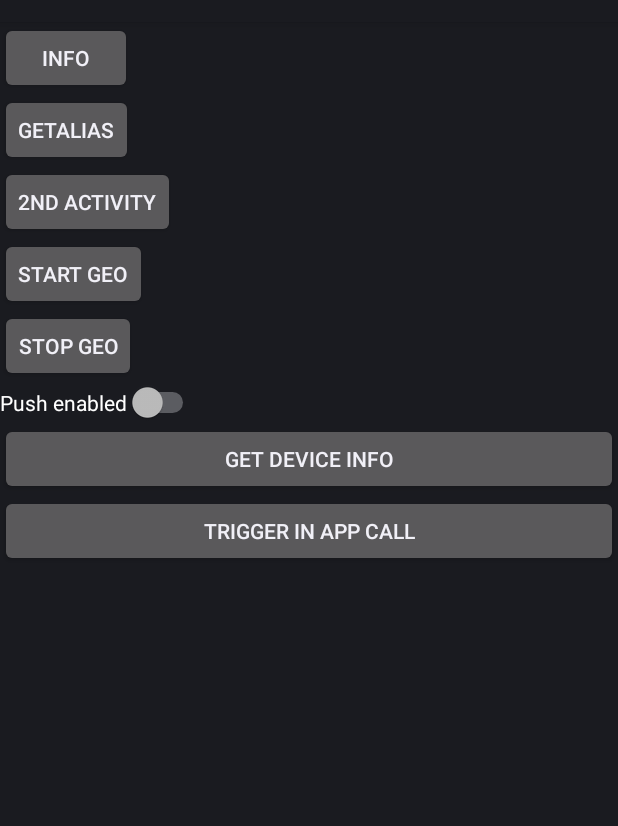
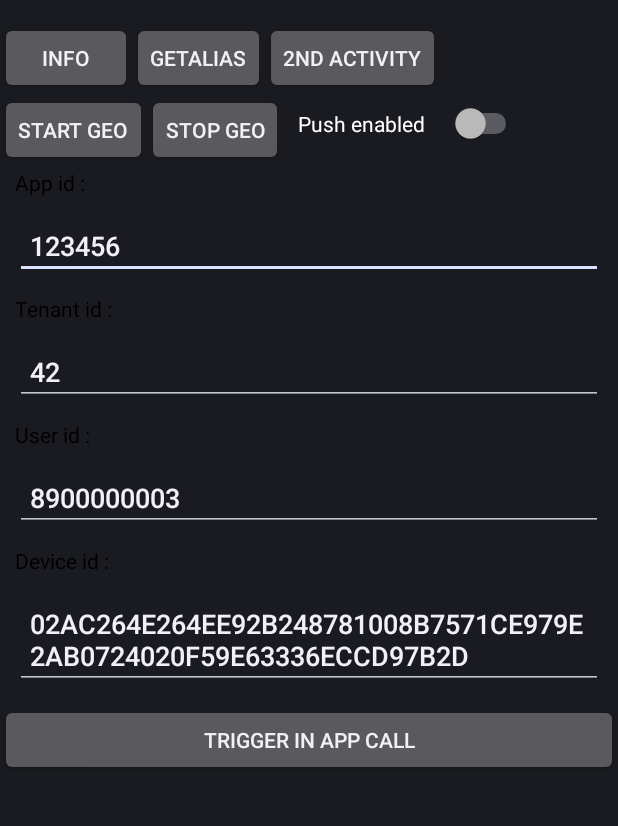
Before and after one commit to mapp-digital/mapp-engage-android-sample, an Android app: the screen it shows after launch (MainActivity), on a phone screen of 412 x 824 dp, the part 62-888 px from its top. Run offline under Robolectric (Android 15) with nearby library versions, the phone set to English and light mode, and no system bars; libraries missing offline, so code that uses them is left out: com.appoxee, com.appoxee.push; 15 statements that could not run were skipped.

Commit message:
Code committed after giving a demo app for editable fields for tenantId, appId, deviceId and userId.
Dated: 9th March '18

```diff
--- a/src/main/java/com/appoxee/testapp/MainActivity.java
+++ b/src/main/java/com/appoxee/testapp/MainActivity.java
@@ -12,7 +12,9 @@ import android.support.v4.content.ContextCompat;
 import android.util.Log;
 import android.view.View;
 import android.widget.CompoundButton;
+import android.widget.EditText;
 import android.widget.Switch;
+import android.widget.TextView;
 
 import com.appoxee.Appoxee;
 import com.appoxee.DeviceInfo;
@@ -25,11 +27,19 @@ public class MainActivity extends Activity implements Appoxee.OnInitCompletedLis
 
     private Switch pushEnabledSwitch;
     private static final int MY_PERMISSIONS_ACCESS_FINE_LOCATION = 1 << 3;
+    private EditText mTenantIdTV, mAppIdTV, mUserIdTV, mDeviceIdTV;
+
     @Override
     protected void onCreate(Bundle savedInstanceState) {
         super.onCreate(savedInstanceState);
         setContentView(R.layout.main);
+        mTenantIdTV = (EditText) findViewById(R.id.tenantId);
+        mAppIdTV = (EditText) findViewById(R.id.appId);
+        mUserIdTV = (EditText) findViewById(R.id.userId);
+        mDeviceIdTV = (EditText) findViewById(R.id.deviceid);
+        setDefaultText();
         Appoxee.instance().addInitListener(this);
+
         findViewById(R.id.device_info).setOnClickListener(new View.OnClickListener() {
             @Override
             public void onClick(View v) {
@@ -100,9 +110,15 @@ public class MainActivity extends Activity implements Appoxee.OnInitCompletedLis
         findViewById(R.id.dmcCallInApp).setOnClickListener(new View.OnClickListener() {
             @Override
             public void onClick(View v) {
-                Appoxee.instance().triggerDMCCallInApp("app_open");
+                Appoxee.instance().triggerDMCCallInApp(MainActivity.this,
+                        mTenantIdTV.getText().toString().trim(),
+                        mUserIdTV.getText().toString().trim(),
+                        mDeviceIdTV.getText().toString().trim(),
+                        mAppIdTV.getText().toString().trim(),"app_open");
             }
         });
+
+
     }
 
 
@@ -113,6 +129,9 @@ public class MainActivity extends Activity implements Appoxee.OnInitCompletedLis
             @Override
             public void run() {
                 pushEnabledSwitch.setChecked(Appoxee.instance().isPushEnabled());
+                //Test Call only for the Testing
+                Appoxee.instance().getDeviceInfoDMC();
+
             }
         });
     }
@@ -157,4 +176,11 @@ public class MainActivity extends Activity implements Appoxee.OnInitCompletedLis
     private void stopGeoFencing(){
         Appoxee.instance().stopGeoFencing();
     }
+
+    private void setDefaultText() {
+        mTenantIdTV.setText("42");
+        mDeviceIdTV.setText("02AC264E264EE92B248781008B7571CE979E2AB0724020F59E63336ECCD97B2D");
+        mUserIdTV.setText("8900000003");
+        mAppIdTV.setText("123456");
+    }
 }
--- a/src/main/res/layout/main.xml
+++ b/src/main/res/layout/main.xml
@@ -1,49 +1,152 @@
 <?xml version="1.0" encoding="utf-8"?>
-<LinearLayout xmlns:android="http://schemas.android.com/apk/res/android"
-    android:orientation="vertical"
+<ScrollView xmlns:android="http://schemas.android.com/apk/res/android"
     android:layout_width="match_parent"
-    android:layout_height="match_parent">
-    <Button android:id="@+id/device_info"
-        android:text="info"
+    android:layout_height="match_parent"
+    android:orientation="vertical">
+
+    <RelativeLayout
+        android:layout_width="match_parent"
+        android:layout_height="wrap_content">
+
+        <Button
+            android:id="@+id/device_info"
             android:layout_width="wrap_content"
-        android:layout_height="wrap_content"/>
-    <Button android:id="@+id/get_alias"
-        android:text="getAlias"
+            android:layout_height="wrap_content"
+            android:text="info" />
+
+        <Button
+            android:id="@+id/get_alias"
             android:layout_width="wrap_content"
-        android:layout_height="wrap_content"/>
+            android:layout_height="wrap_content"
+            android:layout_toRightOf="@+id/device_info"
+            android:text="getAlias" />
+
         <Button
             android:id="@+id/second_activity"
-        android:text="2nd activity"
             android:layout_width="wrap_content"
-        android:layout_height="wrap_content" />
+            android:layout_height="wrap_content"
+            android:layout_toRightOf="@+id/get_alias"
+            android:text="2nd activity" />
+
         <Button
             android:id="@+id/geo_fencing"
-        android:text="Start Geo"
             android:layout_width="wrap_content"
-        android:layout_height="wrap_content" />
+            android:layout_height="wrap_content"
+            android:layout_below="@+id/second_activity"
+            android:text="Start Geo" />
+
         <Button
             android:id="@+id/stop_geo_fencing"
-        android:text="Stop Geo"
-        android:layout_width="wrap_content"
-        android:layout_height="wrap_content" />
-    <Switch
             android:layout_width="wrap_content"
             android:layout_height="wrap_content"
-        android:text="Push enabled"
+            android:layout_below="@+id/second_activity"
+            android:layout_toRightOf="@+id/geo_fencing"
+            android:text="Stop Geo" />
+
+        <Switch
             android:id="@+id/push_enabled"
-        android:checked="false" />
+            android:layout_width="wrap_content"
+            android:layout_height="wrap_content"
+            android:layout_below="@+id/second_activity"
+            android:layout_toRightOf="@+id/stop_geo_fencing"
+
+            android:checked="false"
+            android:padding="10dp"
+            android:text="Push enabled     " />
+
 
         <Button
             android:id="@+id/buttonDeviceInfo"
             android:layout_width="match_parent"
             android:layout_height="wrap_content"
-        android:text="Get Device Info" />
+            android:layout_below="@+id/push_enabled"
+            android:text="Get Device Info"
+            android:visibility="gone" />
+
+        <TextView
+            android:id="@+id/app_idtv"
+            android:layout_width="wrap_content"
+            android:layout_height="wrap_content"
+            android:textColor="@android:color/black"
+            android:layout_marginTop="10dp"
+            android:layout_marginLeft="10dp"
+            android:layout_below="@+id/push_enabled"
+            android:text="App id :"/>
+
+
+        <EditText
+            android:id="@+id/appId"
+            android:layout_width="match_parent"
+            android:layout_height="wrap_content"
+            android:layout_below="@+id/app_idtv"
+            android:layout_margin="10dp"
+            android:hint="Enter App Id"
+            android:maxLines="2"
+            android:padding="10dp" />
+
+        <TextView
+            android:id="@+id/tenant_idtv"
+            android:layout_width="wrap_content"
+            android:layout_height="wrap_content"
+            android:textColor="@android:color/black"
+            android:layout_marginLeft="10dp"
+            android:layout_below="@+id/appId"
+            android:text="Tenant id :"/>
+
+        <EditText
+            android:id="@+id/tenantId"
+            android:layout_width="match_parent"
+            android:layout_height="wrap_content"
+            android:layout_below="@+id/tenant_idtv"
+            android:layout_margin="10dp"
+            android:hint="Enter Tenant Id"
+            android:maxLines="2"
+            android:padding="10dp" />
+
+        <TextView
+            android:id="@+id/user_idtv"
+            android:layout_width="wrap_content"
+            android:layout_height="wrap_content"
+            android:textColor="@android:color/black"
+            android:layout_marginLeft="10dp"
+            android:layout_below="@+id/tenantId"
+            android:text="User id :"/>
+
+        <EditText
+            android:id="@+id/userId"
+            android:layout_width="match_parent"
+            android:layout_height="wrap_content"
+            android:layout_below="@+id/user_idtv"
+            android:layout_margin="10dp"
+            android:hint="Enter User Id"
+            android:maxLines="2"
+            android:padding="10dp" />
+
+        <TextView
+            android:id="@+id/deviceidTv"
+            android:layout_width="wrap_content"
+            android:layout_height="wrap_content"
+            android:textColor="@android:color/black"
+            android:layout_marginLeft="10dp"
+            android:layout_below="@+id/userId"
+            android:text="Device id :"/>
+
+        <EditText
+            android:id="@+id/deviceid"
+            android:layout_width="match_parent"
+            android:layout_height="wrap_content"
+            android:layout_below="@+id/deviceidTv"
+            android:layout_margin="10dp"
+            android:hint="Enter Device Id"
+            android:maxLines="2"
+            android:padding="10dp" />
 
         <Button
             android:id="@+id/dmcCallInApp"
             android:layout_width="match_parent"
             android:layout_height="wrap_content"
+            android:layout_below="@+id/deviceid"
             android:text="Trigger In App Call" />
 
-
-</LinearLayout>
+    </RelativeLayout>
+</ScrollView>
```
Lines whose indentation alone changed are shown as unchanged.
